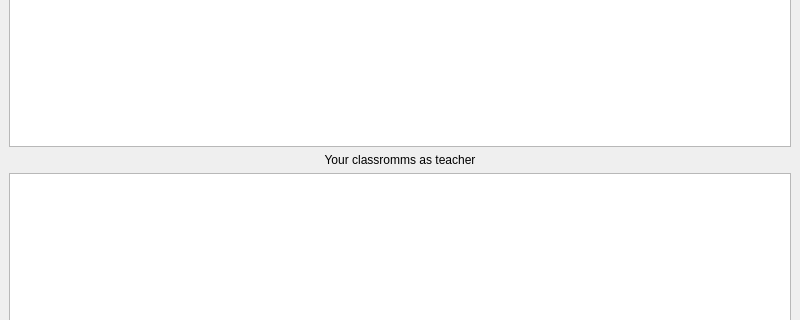
First picture: the form in Client/Client/classroomslistwindow.ui, repository Oleksii-Adamov/OOP-4sem-project, before the edit; both pictures show x 0 to 800 and y 125 to 445 of the 800 by 600 pixel window.
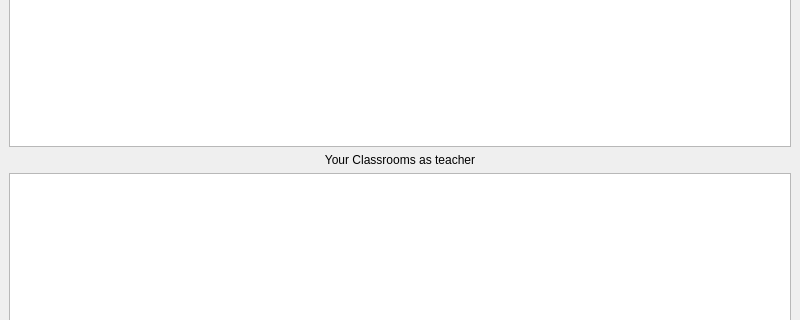
Second picture: the form after the edit.

```diff
--- a/Client/Client/classroomslistwindow.ui
+++ b/Client/Client/classroomslistwindow.ui
@@ -31,7 +31,7 @@
     <item>
      <widget class="QLabel" name="label_as_teacher">
       <property name="text">
-       <string>Your classromms as teacher</string>
+       <string>Your Classrooms as teacher</string>
       </property>
       <property name="alignment">
        <set>Qt::AlignCenter</set>
```
